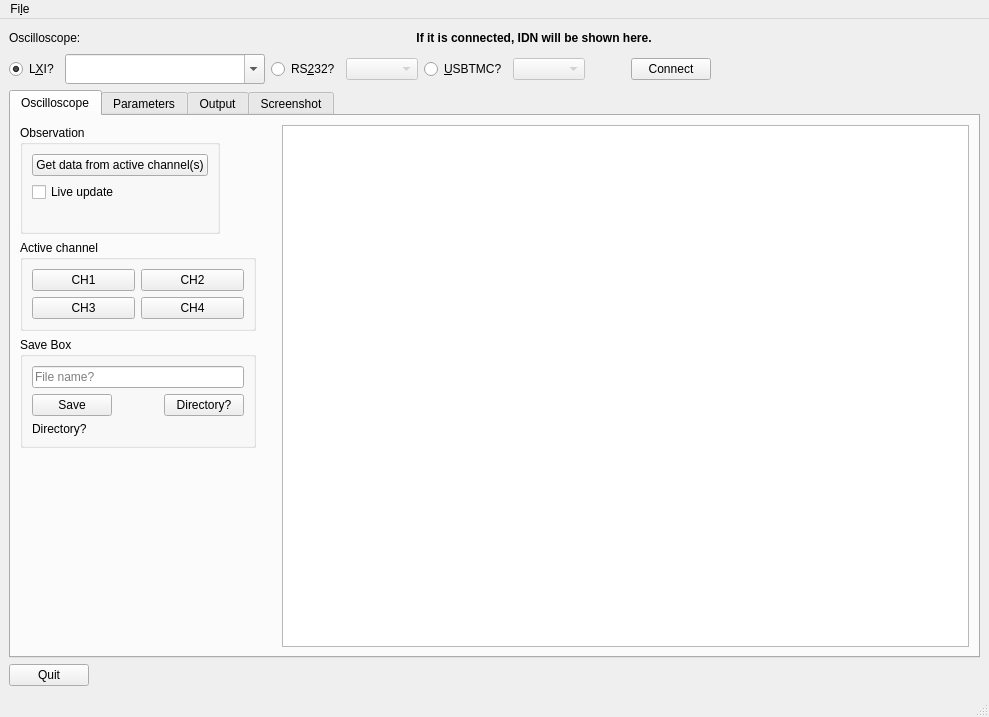
Old version of the form GUI/LinOsc.ui in the repository ISeeBugsEverywhere/LinuxOscilloscope.
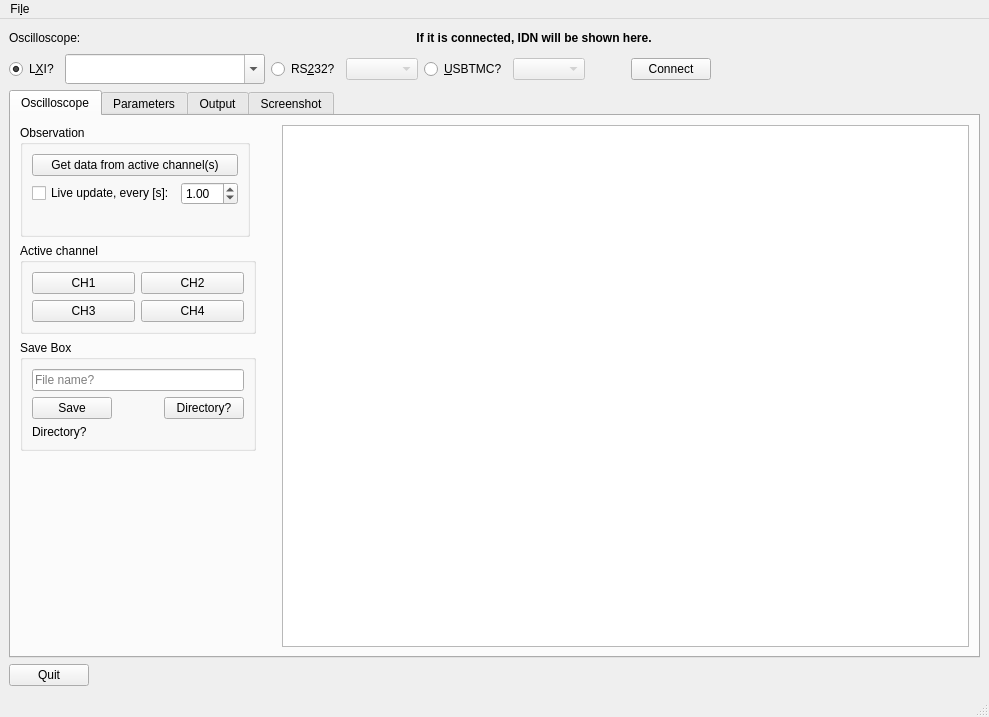
New version of the form. Custom widgets are drawn as their Qt base class.

Patch:
```diff
--- a/GUI/LinOsc.ui
+++ b/GUI/LinOsc.ui
@@ -213,13 +213,6 @@
                </property>
               </spacer>
              </item>
-             <item row="1" column="0" colspan="2">
-              <widget class="QCheckBox" name="live_update_box">
-               <property name="text">
-                <string>Live update</string>
-               </property>
-              </widget>
-             </item>
              <item row="2" column="1">
               <spacer name="horizontalSpacer_6">
                <property name="orientation">
@@ -240,6 +233,23 @@
                </property>
               </widget>
              </item>
+             <item row="1" column="0">
+              <widget class="QCheckBox" name="live_update_box">
+               <property name="text">
+                <string>Live update, every [s]:</string>
+               </property>
+              </widget>
+             </item>
+             <item row="1" column="1">
+              <widget class="QDoubleSpinBox" name="sleep_time_box">
+               <property name="minimum">
+                <double>0.010000000000000</double>
+               </property>
+               <property name="value">
+                <double>1.000000000000000</double>
+               </property>
+              </widget>
+             </item>
             </layout>
            </widget>
           </item>
```
